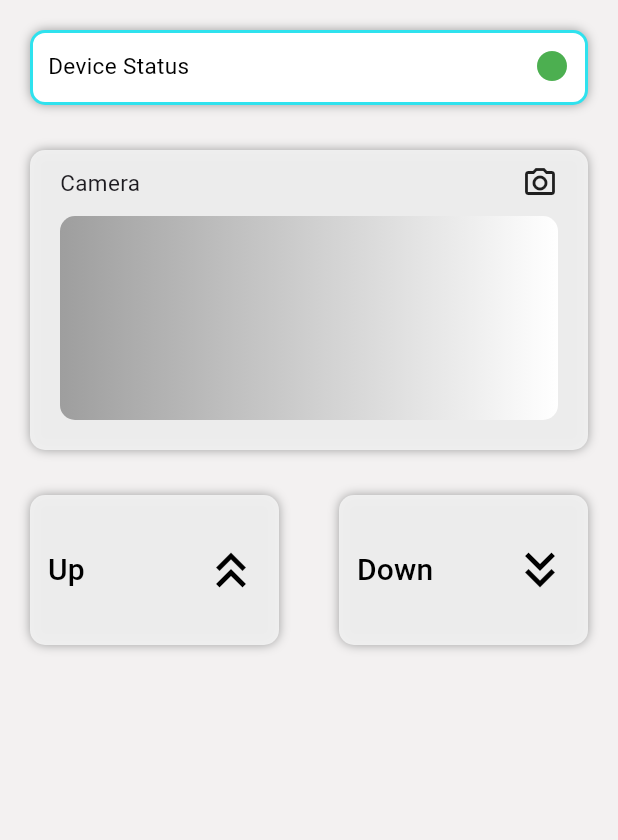
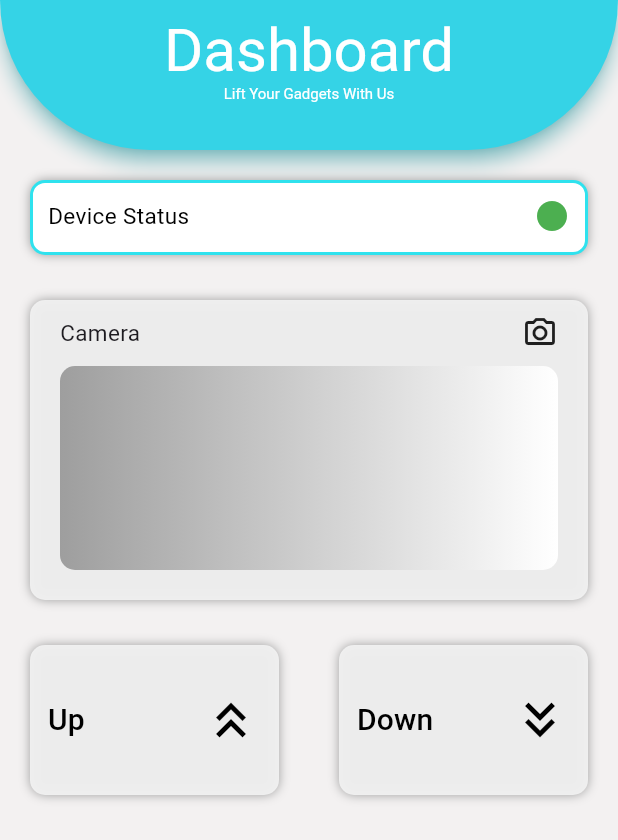
Before and after one commit to younes-damouna/gad-lift, a Flutter app: the DashboardScreen screen opened directly, on a phone screen of 412 x 824 dp. Shown: the top 840 px of the screen. Run offline on Flutter 3.47's test engine with Material 3 defaults, Android fonts, the light colour scheme and no system bars; our stand-ins replace google_fonts.

Commit message:
frontend: fixed dashboardScreen

```diff
--- a/mobile_app/lib/main.dart
+++ b/mobile_app/lib/main.dart
@@ -25,7 +25,8 @@ class MainApp extends StatelessWidget {
       //   colorScheme: ColorScheme.fromSeed(seedColor: Colors.purple)
       // ),
 
-      home: RegisterScreen()
+      // home: RegisterScreen()
+      home: DashboardScreen(),
       // Scaffold(
       //   // appBar: const MyAppBar(),
       //   appBar: MyAppBar(key: key,),
--- a/mobile_app/lib/screens/dashboard.screen.dart
+++ b/mobile_app/lib/screens/dashboard.screen.dart
@@ -1,4 +1,5 @@
 import 'package:flutter/material.dart';
+import 'package:mobile_app/widgets/app_bar.widget.dart';
 import 'package:mobile_app/widgets/camera_view.widget.dart';
 import 'package:mobile_app/widgets/common/section_title.dart';
 import 'package:mobile_app/widgets/common/secondary_button.widget.dart';
@@ -9,6 +10,7 @@ class DashboardScreen extends StatelessWidget {
   @override
   Widget build(BuildContext context) {
     return Scaffold(
+      appBar: const MyAppBar(title: 'Dashboard'),
       backgroundColor: const Color(0xFFF3F1F1),
       body: Column(
         children: [
--- a/mobile_app/lib/widgets/app_bar.widget.dart
+++ b/mobile_app/lib/widgets/app_bar.widget.dart
@@ -18,7 +18,7 @@ class MyAppBar extends StatelessWidget  implements PreferredSizeWidget  {
           // excludeHeaderSemantics: true,
           title: Column(
             children: [
-              screenTitle(title: title, size: 50),
+              screenTitle(title: title, size: 40),
             screenTitle(title: 'Lift Your Gadgets With Us', size: 10),],
           ),
           bottom:  const PreferredSize(
```
